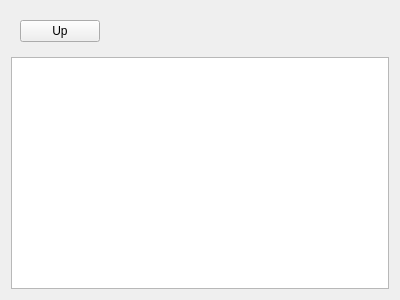
Old version of the form qvarianteditor/qtreevariantwidget.ui in the repository VaysseB/QVariantEditor.
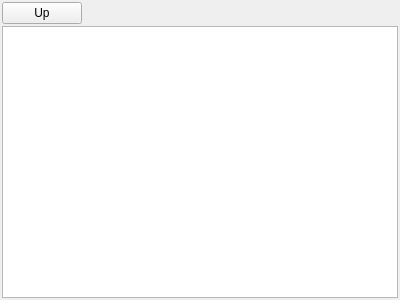
New version of the form. Icons and pictures are not drawn.

What changed in the file:
```diff
--- a/qvarianteditor/qtreevariantwidget.ui
+++ b/qvarianteditor/qtreevariantwidget.ui
@@ -14,9 +14,36 @@
    <string>Form</string>
   </property>
   <layout class="QVBoxLayout" name="verticalLayout">
+   <property name="spacing">
+    <number>2</number>
+   </property>
+   <property name="leftMargin">
+    <number>2</number>
+   </property>
+   <property name="topMargin">
+    <number>2</number>
+   </property>
+   <property name="rightMargin">
+    <number>2</number>
+   </property>
+   <property name="bottomMargin">
+    <number>2</number>
+   </property>
    <item>
     <widget class="QWidget" name="widgetLocation" native="true">
      <layout class="QHBoxLayout" name="horizontalLayout">
+      <property name="leftMargin">
+       <number>0</number>
+      </property>
+      <property name="topMargin">
+       <number>0</number>
+      </property>
+      <property name="rightMargin">
+       <number>0</number>
+      </property>
+      <property name="bottomMargin">
+       <number>0</number>
+      </property>
       <item>
        <widget class="QPushButton" name="buttonBack">
         <property name="text">
```
Left out of the diff: 5 changed lines with no effect on the pictures.
